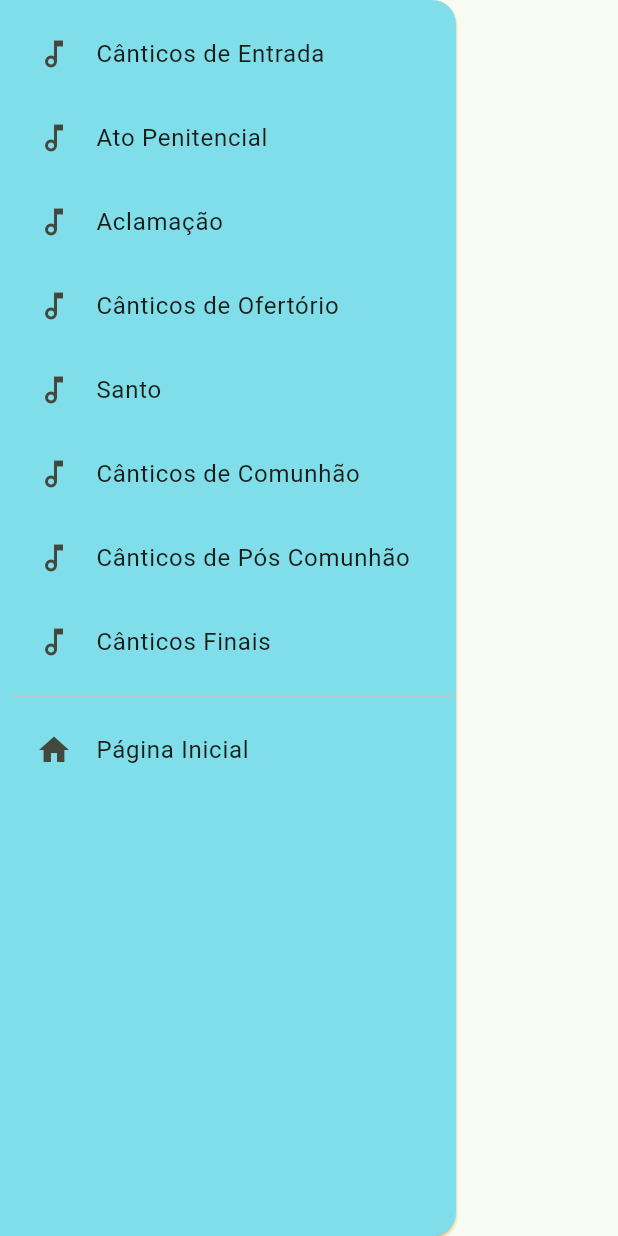
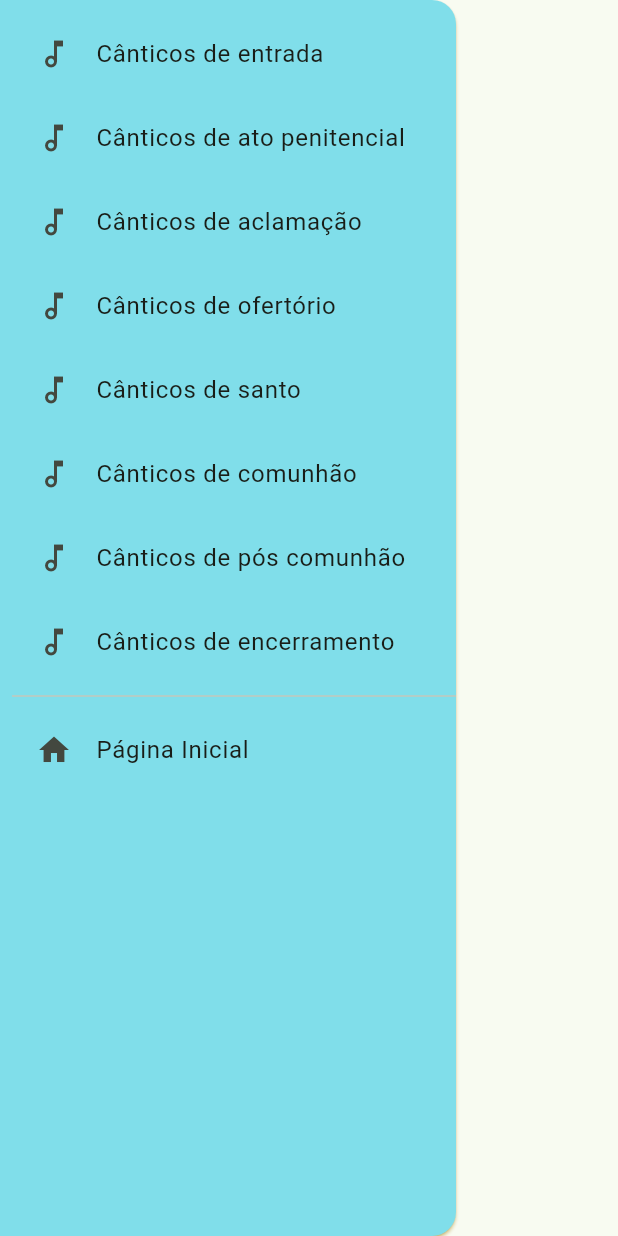
Before and after one commit to ddiasguto/mliturgica, a Flutter app: the MyDrawer widget shown alone on an empty page, opened directly, on a phone screen of 412 x 824 dp. Run offline on Flutter 3.47's test engine with Material 2 defaults, Android fonts, the phone set to English and light mode, and no system bars; our stand-ins replace text_scroll.

Commit message:
drawer refatored

```diff
--- /dev/null
+++ b/lib/models/drawer_item.dart
@@ -0,0 +1,14 @@
+import 'package:diasguto/provider/Maestro.dart';
+import 'package:flutter/material.dart';
+import 'package:provider/provider.dart';
+
+Widget drawerItem(context, String category) {
+  Maestro maestro = Provider.of<Maestro>(context);
+  return ListTile(
+      leading: const Icon(Icons.music_note_outlined),
+      title: Text('Cânticos de ${category.toLowerCase()}'),
+      onTap: () {
+        maestro.setLocalList(category);
+        Navigator.pop(context);
+      });
+}
--- a/lib/widgets/my_drawer.dart
+++ b/lib/widgets/my_drawer.dart
@@ -1,3 +1,4 @@
+import 'package:diasguto/models/drawer_item.dart';
 import 'package:diasguto/provider/Maestro.dart';
 import 'package:flutter/material.dart';
 import 'package:provider/provider.dart';
@@ -14,62 +15,14 @@ class MyDrawer extends StatelessWidget {
       child: ListView(
         padding: const EdgeInsets.only(left: 8.0, top: 8.0),
         children: <Widget>[
-          ListTile(
-              leading: const Icon(Icons.music_note_outlined),
-              title: const Text('Cânticos de Entrada'),
-              onTap: () {
-                maestro.setLocalList('Entrada');
-                Navigator.pop(context);
-              }),
-          ListTile(
-              leading: const Icon(Icons.music_note_outlined),
-              title: const Text('Ato Penitencial'),
-              onTap: () {
-                maestro.setLocalList('Ato Penitencial');
-                Navigator.pop(context);
-              }),
-          ListTile(
-              leading: const Icon(Icons.music_note_outlined),
-              title: const Text('Aclamação'),
-              onTap: () {
-                maestro.setLocalList('Aclamação');
-                Navigator.pop(context);
-              }),
-          ListTile(
-              leading: const Icon(Icons.music_note_outlined),
-              title: const Text('Cânticos de Ofertório'),
-              onTap: () {
-                maestro.setLocalList('Ofertório');
-                Navigator.pop(context);
-              }),
-          ListTile(
-              leading: const Icon(Icons.music_note_outlined),
-              title: const Text('Santo'),
-              onTap: () {
-                maestro.setLocalList('Santo');
-                Navigator.pop(context);
-              }),
-          ListTile(
-              leading: const Icon(Icons.music_note_outlined),
-              title: const Text('Cânticos de Comunhão'),
-              onTap: () {
-                maestro.setLocalList('Comunhão');
-                Navigator.pop(context);
-              }),
-          ListTile(
-              leading: const Icon(Icons.music_note_outlined),
-              title: const Text('Cânticos de Pós Comunhão'),
-              onTap: () {
-                maestro.setLocalList('Pós Comunhão');
-                Navigator.pop(context);
-              }),
-          ListTile(
-              leading: const Icon(Icons.music_note_outlined),
-              title: const Text('Cânticos Finais'),
-              onTap: () {
-                maestro.setLocalList('Encerramento');
-                Navigator.pop(context);
-              }),
+          drawerItem(context, 'Entrada'),
+          drawerItem(context, 'Ato Penitencial'),
+          drawerItem(context, 'Aclamação'),
+          drawerItem(context, 'Ofertório'),
+          drawerItem(context, 'Santo'),
+          drawerItem(context, 'Comunhão'),
+          drawerItem(context, 'Pós Comunhão'),
+          drawerItem(context, 'Encerramento'),
           Divider(),
           ListTile(
               leading: const Icon(Icons.home),
```
